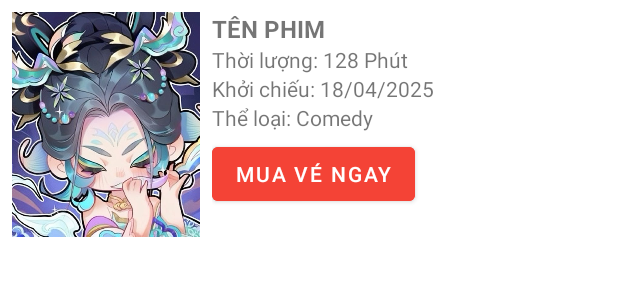
After one commit to buynbuyn/UNI-CINEMA, an Android app: the layout item_movie.xml on its own in the app's theme, with its tools: preview values and no code run, on a phone screen of 412 x 824 dp. The commit adds this screen. Shown: the top 300 px of the screen. Run offline under Robolectric (Android 15) with nearby library versions, the phone set to English and light mode, and no system bars.

Commit message:
Trang Phim

```diff
--- a/app/src/main/AndroidManifest.xml
+++ b/app/src/main/AndroidManifest.xml
@@ -13,7 +13,7 @@
         android:theme="@style/Theme.UNI_CINEMA"
         tools:targetApi="31">
         <activity
-            android:name=".LoginActivity"
+            android:name=".MainActivity"
             android:exported="true"
             android:label="@string/app_name"
             android:theme="@style/Theme.UNI_CINEMA.NoActionBar">
@@ -29,7 +29,7 @@
             android:label="@string/app_name"
             android:theme="@style/Theme.UNI_CINEMA.NoActionBar">
         </activity>
-        <activity android:name=".MainActivity"
+        <activity android:name=".LoginActivity"
             android:exported="true"
             android:label="@string/app_name"
             android:theme="@style/Theme.UNI_CINEMA.NoActionBar">
--- /dev/null
+++ b/app/src/main/res/layout/item_movie.xml
@@ -0,0 +1,57 @@
+<!-- res/layout/item_movie.xml -->
+<LinearLayout xmlns:android="http://schemas.android.com/apk/res/android"
+    android:orientation="horizontal"
+    android:padding="8dp"
+    android:layout_width="match_parent"
+    android:layout_height="wrap_content">
+
+    <ImageView
+        android:id="@+id/imgPoster"
+        android:layout_width="125dp"
+        android:layout_height="150dp"
+        android:scaleType="centerCrop"
+        android:src="@drawable/error_image" />
+
+    <LinearLayout
+        android:layout_marginStart="8dp"
+        android:orientation="vertical"
+        android:layout_width="0dp"
+        android:layout_height="wrap_content"
+        android:layout_weight="1">
+
+        <TextView
+            android:id="@+id/txtTitle"
+            android:text="TÊN PHIM"
+            android:textStyle="bold"
+            android:textSize="16sp"
+            android:layout_width="wrap_content"
+            android:layout_height="wrap_content" />
+
+        <TextView
+            android:id="@+id/txtDuration"
+            android:text="Thời lượng: 128 Phút"
+            android:layout_width="wrap_content"
+            android:layout_height="wrap_content" />
+
+        <TextView
+            android:id="@+id/txtDate"
+            android:text="Khởi chiếu: 18/04/2025"
+            android:layout_width="wrap_content"
+            android:layout_height="wrap_content" />
+
+        <TextView
+            android:id="@+id/txtGenre"
+            android:text="Thể loại: Comedy"
+            android:layout_width="wrap_content"
+            android:layout_height="wrap_content" />
+
+        <Button
+            android:id="@+id/btnBuyTicket"
+            android:text="Mua vé ngay"
+            android:backgroundTint="#F44336"
+            android:textColor="#FFFFFF"
+            android:layout_width="wrap_content"
+            android:layout_height="wrap_content"
+            android:layout_marginTop="4dp" />
+    </LinearLayout>
+</LinearLayout>
```
Also changed, not shown: app/src/main/java/com/example/uni_cinema/ui/phim/Movie.java (added, +75 -0 lines), app/src/main/java/com/example/uni_cinema/ui/phim/MovieAdapter.java (added, +65 -0 lines), app/src/main/java/com/example/uni_cinema/ui/phim/PhimFragment.java (+52 -6 lines), app/src/main/res/layout/fragment_phim.xml (+21 -9 lines).
